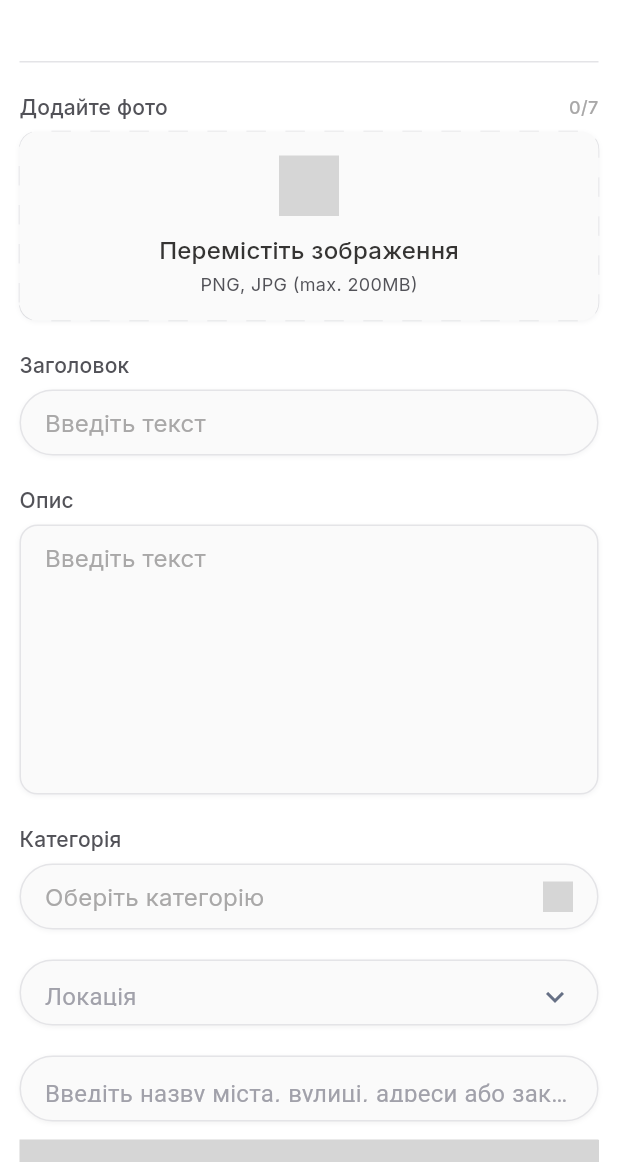
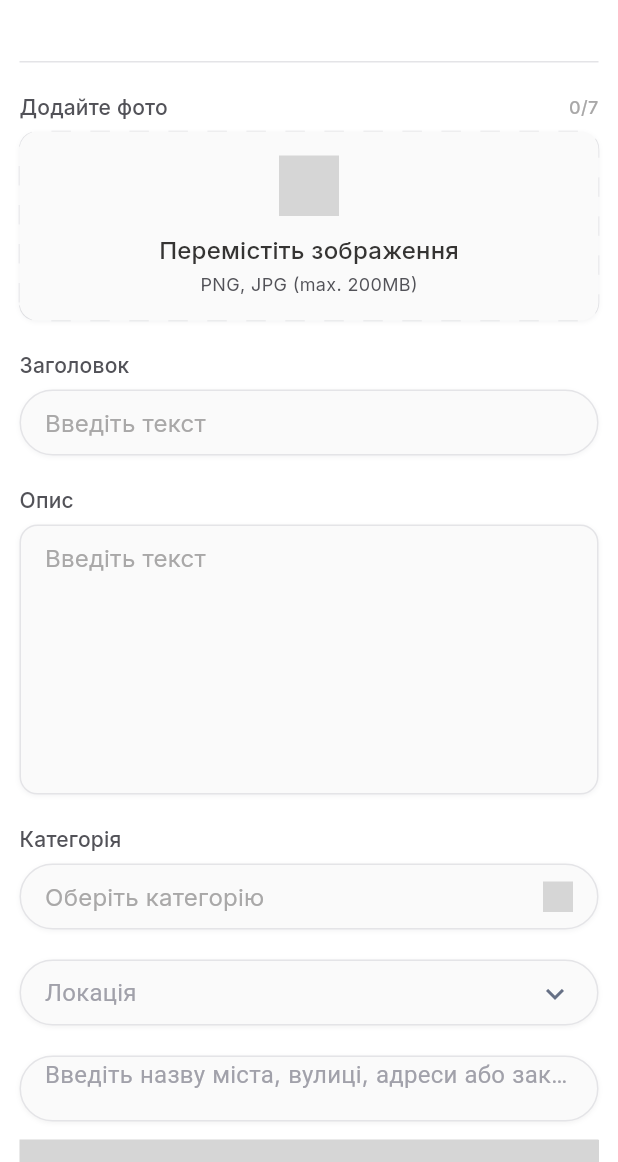
Before and after one commit to chizmodiy/olxclone, a Flutter app: the AddListingPage screen opened directly, on a phone screen of 412 x 824 dp, the part 74-1236 px from its top. Run offline on Flutter 3.47's test engine with Material 3 defaults, Android fonts, the phone set to English and light mode, and no system bars; drawn by our look-alikes of flutter_map; our stand-ins replace cached_network_image, flutter_svg, font_awesome_flutter, geolocator, google_fonts, image_picker and 2 more; missing offline and left inert: algoliasearch, flutter_map_marker_cluster; accounts and stored records are empty; network calls fail; grey boxes are pictures that could not be loaded.

Commit message:
refactor: оновлено стиль та відступи в LocationPicker
- Зменшено вертикальні відступи в контейнерах для покращення візуального сприйняття.
- Додано вертикальне вирівнювання тексту у полях вводу для кращого UX.
- Оновлено стиль тексту для обробки переповнення, що підвищує читабельність.

```diff
--- a/lib/widgets/location_picker.dart
+++ b/lib/widgets/location_picker.dart
@@ -491,9 +491,7 @@ class _LocationPickerState extends State<LocationPicker> {
                       ),
                     ],
                   ),
-                  padding: const EdgeInsets.symmetric(horizontal: 16, vertical: 12),
-                  child: Align(
-                    alignment: Alignment.centerLeft,
+                  padding: const EdgeInsets.symmetric(horizontal: 16, vertical: 10),
                   child: Row(
                     children: [
                       Expanded(
@@ -505,12 +503,13 @@ class _LocationPickerState extends State<LocationPicker> {
                             fontFamily: 'Inter',
                             fontWeight: FontWeight.w400,
                             letterSpacing: 0.16,
+                            height: 1.2,
                           ),
+                          overflow: TextOverflow.ellipsis,
                         ),
                       ),
                       const Icon(Icons.keyboard_arrow_down, color: Color(0xFF667085)),
                     ],
-                    ),
                   ),
                 ),
               ),
@@ -533,11 +532,12 @@ class _LocationPickerState extends State<LocationPicker> {
                   ),
                 ],
               ),
-              padding: const EdgeInsets.symmetric(horizontal: 16, vertical: 12),
+              padding: const EdgeInsets.symmetric(horizontal: 16, vertical: 10),
               child: CompositedTransformTarget(
                 link: _autocompleteLayerLink,
                 child: TextField(
                   controller: _citySearchController,
+                  textAlignVertical: TextAlignVertical.center,
                   style: const TextStyle(
                     fontSize: 16,
                     fontFamily: 'Inter',
@@ -554,8 +554,8 @@ class _LocationPickerState extends State<LocationPicker> {
                       letterSpacing: 0.16,
                     ),
                     border: InputBorder.none,
-                    isDense: true,
-                    contentPadding: EdgeInsets.zero,
+                    isDense: false,
+                    contentPadding: EdgeInsets.symmetric(vertical: 12),
                   ),
                   onChanged: (value) {
                     _onCitySearchChanged();
@@ -690,7 +690,7 @@ class _LocationPickerState extends State<LocationPicker> {
                   borderRadius: BorderRadius.circular(200),
                   side: const BorderSide(color: Color(0xFFE4E4E7)),
                 ),
-                padding: const EdgeInsets.symmetric(horizontal: 20, vertical: 12),
+                padding: const EdgeInsets.symmetric(horizontal: 20, vertical: 10),
                 textStyle: const TextStyle(
                   fontSize: 16,
                   fontFamily: 'Inter',
```
Lines whose indentation alone changed are shown as unchanged.
